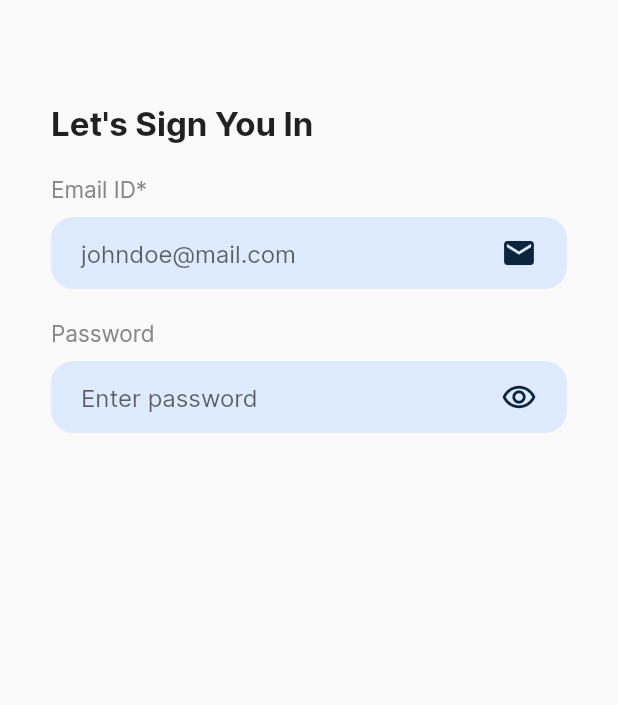
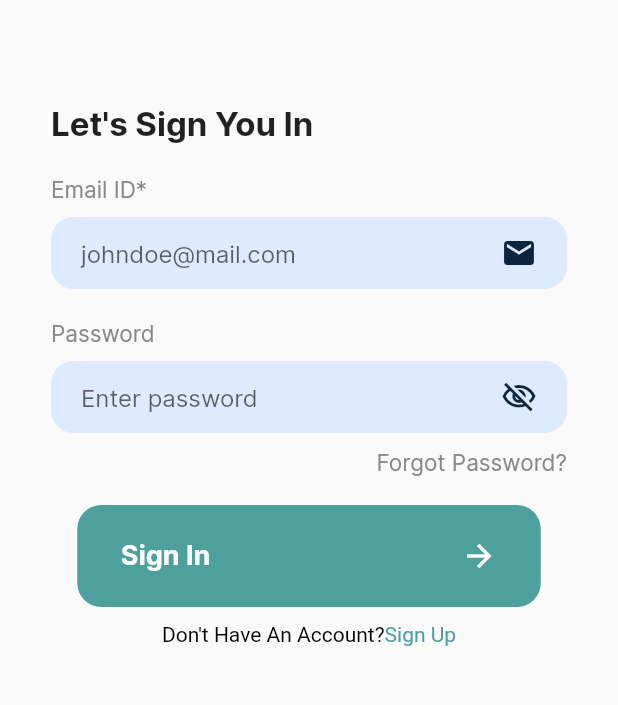
Before and after one commit to bjamyl/luxury_villa_flutter_app, a Flutter app: the SignInScreen screen opened by its route, on a phone screen of 412 x 824 dp, the part 302-1007 px from its top. Run offline on Flutter 3.47's test engine with Material 2 defaults, Android fonts, the phone set to English and light mode, and no system bars; our stand-ins replace flutter_svg.

Commit message:
created custom textfield widgets for handling different user inputs and password visibility toggle status

```diff
--- a/lib/screens/signin_screen.dart
+++ b/lib/screens/signin_screen.dart
@@ -1,5 +1,7 @@
 import 'package:flutter/material.dart';
 import '../constants.dart';
+import '../widgets/generic_text_field.dart';
+import '../widgets/password_text_field.dart';
 
 class SignInScreen extends StatelessWidget {
   const SignInScreen({super.key});
@@ -14,7 +16,8 @@ class SignInScreen extends StatelessWidget {
         backgroundColor: Colors.white,
         elevation: 0,
       ),
-      body: Column(
+      body: SingleChildScrollView(
+        child: Column(
           children: [
             Container(
               alignment: Alignment.center,
@@ -36,80 +39,69 @@ class SignInScreen extends StatelessWidget {
               margin: EdgeInsets.symmetric(horizontal: 34),
               child: Form(
                 child: Column(
-              children: const [
-                SearchBar(
+                  children: [
+                    const GenericTextField(
                       hintText: 'johndoe@mail.com',
                       icon: Icons.mail,
                       labelName: "Email ID*",
                     ),
-                SizedBox(
+                    const SizedBox(
                       height: 20,
                     ),
-                SearchBar(
+                    const PasswordTextField(
                       hintText: 'Enter password',
-                  icon: Icons.remove_red_eye_outlined,
+
                       labelName: "Password",
+                    ),
+                    Container(
+                      alignment: Alignment.centerRight,
+                      margin: const EdgeInsets.only(top: 10, bottom: 20),
+                      child: const Text('Forgot Password?',
+                          style: TextStyle(
+                              fontSize: 15,
+                              color: Color.fromRGBO(136, 136, 136, 1))),
+                    ),
+                    Container(
+                      padding: const EdgeInsets.symmetric(
+                          horizontal: 29, vertical: 22),
+                      decoration: BoxDecoration(
+                          color: kPrimaryColor,
+                          borderRadius: BorderRadius.circular(16)),
+                      width: size.width * 0.75,
+                      child: Row(
+                          mainAxisAlignment: MainAxisAlignment.spaceBetween,
+                          children: const [
+                            Text(
+                              'Sign In',
+                              style: TextStyle(
+                                  fontWeight: FontWeight.bold,
+                                  fontSize: 18,
+                                  color: Colors.white),
+                            ),
+                            Icon(
+                              Icons.arrow_forward,
+                              color: Colors.white,
+                            )
+                          ]),
                     )
                   ],
-            )),
-          )
+                ),
+              ),
+            ),
+            SizedBox(
+              height: 10,
+            ),
+            RichText(
+                text: const TextSpan(
+                    text: "Don't Have An Account?",
+                    style: TextStyle(color: Colors.black),
+                    children: [
+                  TextSpan(
+                      text: 'Sign Up', style: TextStyle(color: kPrimaryColor))
+                ]))
           ],
+        ),
       ),
     );
   }
 }
-
-class SearchBar extends StatelessWidget {
-  const SearchBar({
-    super.key,
-    required this.labelName,
-    required this.hintText,
-    required this.icon,
-  });
-
-  final String labelName;
-  final String hintText;
-  final IconData icon;
-
-  @override
-  Widget build(BuildContext context) {
-    return Column(
-      crossAxisAlignment: CrossAxisAlignment.start,
-      children: [
-        Text(labelName,
-            style: const TextStyle(
-                fontSize: 15, color: Color.fromRGBO(136, 136, 136, 1))),
-        const SizedBox(
-          height: 10,
-        ),
-        Container(
-          decoration: BoxDecoration(
-              color: const Color.fromRGBO(222, 234, 253, 1),
-              borderRadius: BorderRadius.circular(15)),
-          child: Row(
-            children: [
-              Flexible(
-                child: TextFormField(
-                  decoration: InputDecoration(
-                    contentPadding: EdgeInsets.symmetric(horizontal: 20),
-                    focusedBorder: InputBorder.none,
-                    enabledBorder: InputBorder.none,
-                    hintText: hintText,
-                  ),
-                  keyboardType: TextInputType.emailAddress,
-                ),
-              ),
-              Padding(
-                padding: const EdgeInsets.only(right: 20),
-                child: Icon(
-                  icon,
-                  color: kAccentColor,
-                ),
-              )
-            ],
-          ),
-        ),
-      ],
-    );
-  }
-}
--- /dev/null
+++ b/lib/widgets/generic_text_field.dart
@@ -0,0 +1,57 @@
+import 'package:flutter/material.dart';
+import '../constants.dart';
+
+class GenericTextField extends StatelessWidget {
+  const GenericTextField({
+    super.key,
+    required this.labelName,
+    required this.hintText,
+    required this.icon,
+  });
+
+  final String labelName;
+  final String hintText;
+  final IconData icon;
+
+  @override
+  Widget build(BuildContext context) {
+    return Column(
+      crossAxisAlignment: CrossAxisAlignment.start,
+      children: [
+        Text(labelName,
+            style: const TextStyle(
+                fontSize: 15, color: Color.fromRGBO(136, 136, 136, 1))),
+        const SizedBox(
+          height: 10,
+        ),
+        Container(
+          decoration: BoxDecoration(
+              color: const Color.fromRGBO(222, 234, 253, 1),
+              borderRadius: BorderRadius.circular(15)),
+          child: Row(
+            children: [
+              Flexible(
+                child: TextFormField(
+                  decoration: InputDecoration(
+                    contentPadding: EdgeInsets.symmetric(horizontal: 20),
+                    focusedBorder: InputBorder.none,
+                    enabledBorder: InputBorder.none,
+                    hintText: hintText,
+                  ),
+                  keyboardType: TextInputType.emailAddress,
+                ),
+              ),
+              Padding(
+                padding: const EdgeInsets.only(right: 20),
+                child: Icon(
+                  icon,
+                  color: kAccentColor,
+                ),
+              )
+            ],
+          ),
+        ),
+      ],
+    );
+  }
+}
--- /dev/null
+++ b/lib/widgets/password_text_field.dart
@@ -0,0 +1,71 @@
+import 'package:flutter/material.dart';
+import '../constants.dart';
+
+class PasswordTextField extends StatefulWidget {
+  const PasswordTextField({
+    super.key,
+    required this.labelName,
+    required this.hintText,
+  });
+
+  final String labelName;
+  final String hintText;
+
+  @override
+  State<PasswordTextField> createState() => _PasswordTextFieldState();
+}
+
+class _PasswordTextFieldState extends State<PasswordTextField> {
+  var _isObscure = true;
+  @override
+  Widget build(BuildContext context) {
+    return Column(
+      crossAxisAlignment: CrossAxisAlignment.start,
+      children: [
+        Text(widget.labelName,
+            style: const TextStyle(
+                fontSize: 15, color: Color.fromRGBO(136, 136, 136, 1))),
+        const SizedBox(
+          height: 10,
+        ),
+        Container(
+          decoration: BoxDecoration(
+              color: const Color.fromRGBO(222, 234, 253, 1),
+              borderRadius: BorderRadius.circular(15)),
+          child: Row(
+            children: [
+              Flexible(
+                child: TextFormField(
+                  obscureText: _isObscure,
+                  decoration: InputDecoration(
+                    contentPadding: EdgeInsets.symmetric(horizontal: 20),
+                    focusedBorder: InputBorder.none,
+                    enabledBorder: InputBorder.none,
+                    hintText: widget.hintText,
+                  ),
+                  keyboardType: TextInputType.emailAddress,
+                ),
+              ),
+              Padding(
+                padding: const EdgeInsets.only(right: 20),
+                child: GestureDetector(
+                  onTap: () {
+                    setState(() {
+                      _isObscure = !_isObscure;
+                    });
+                  },
+                  child: Icon(
+                    _isObscure
+                        ? Icons.visibility_off_outlined
+                        : Icons.visibility,
+                    color: kAccentColor,
+                  ),
+                ),
+              )
+            ],
+          ),
+        ),
+      ],
+    );
+  }
+}
```
Lines whose indentation alone changed are shown as unchanged.
